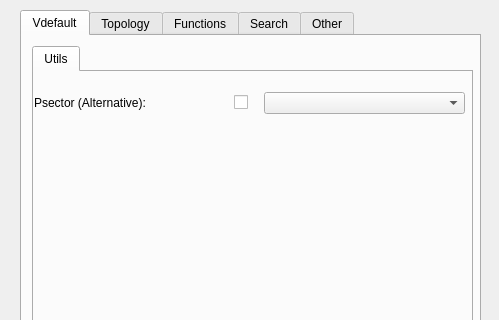
This is ui/config_master.ui in Giswater/giswater_qgis_plugin as Qt 5 draws it before an edit; both pictures show x 0 to 499 and y 0 to 320 of the 499 by 502 pixel window. The edited form follows.
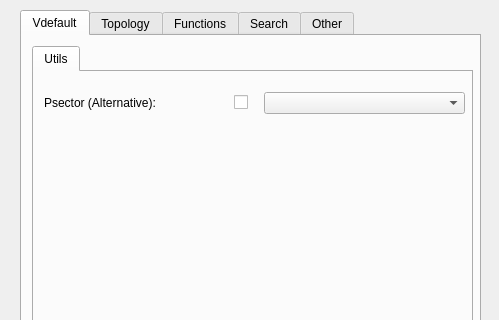
This is the edited form. The open tabs and pages were chosen to show the change.

What changed in the file:
```diff
--- a/ui/config_master.ui
+++ b/ui/config_master.ui
@@ -84,7 +84,7 @@
       <widget class="QLabel" name="label_psector">
        <property name="geometry">
         <rect>
-         <x>0</x>
+         <x>10</x>
          <y>20</y>
          <width>141</width>
          <height>22</height>
```
Left out of the diff: 24 changed lines with no effect on the pictures.
